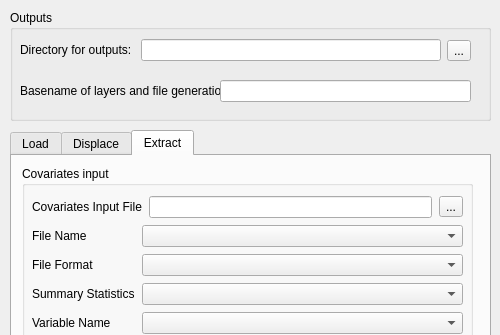
This is plugin/mgp_dialog.ui in unicef-drp/mics-geocoding as Qt 5 draws it before an edit; both pictures show x 0 to 500 and y 0 to 335 of the 500 by 622 pixel window. The edited form follows.
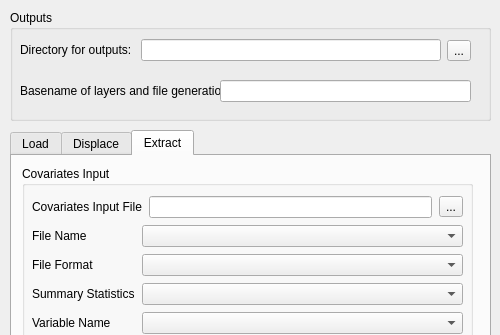
This is the edited form. The open tabs and pages were chosen to show the change.

Commit message: fix(ui): [37] Capitalize Input

```diff
--- a/plugin/mgp_dialog.ui
+++ b/plugin/mgp_dialog.ui
@@ -440,7 +440,7 @@
          </size>
         </property>
         <property name="title">
-         <string>Covariates input</string>
+         <string>Covariates Input</string>
         </property>
         <property name="flat">
          <bool>false</bool>
```
The commit also changes 1 other file.
